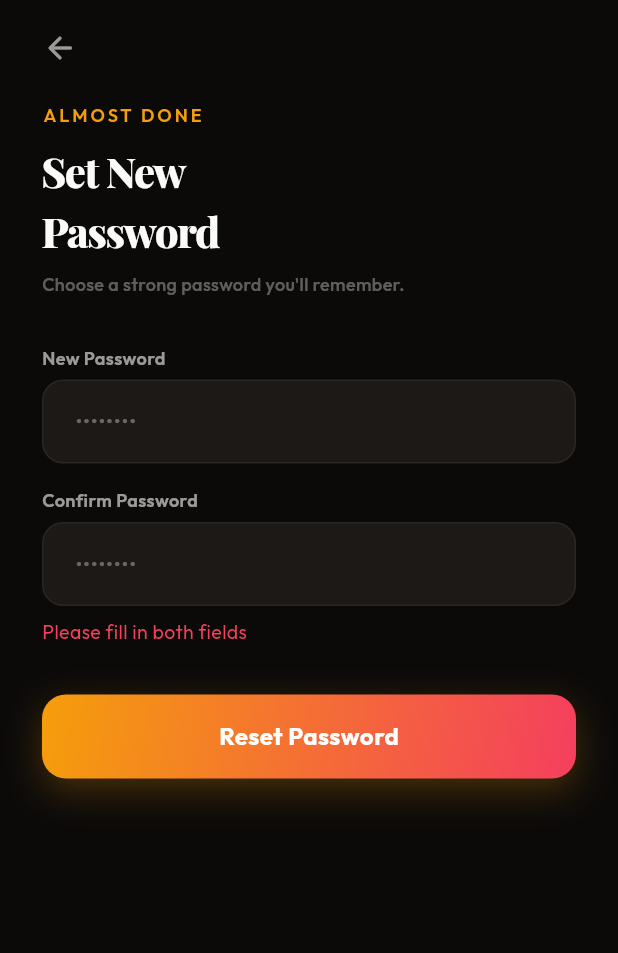
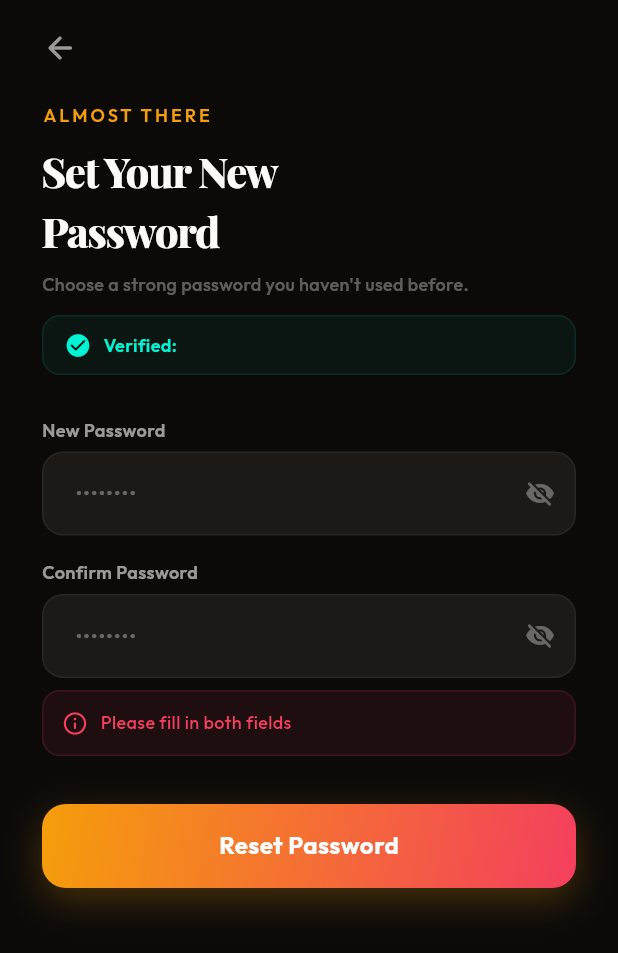
Before and after one commit to archetechglobal/ZussgoApp, a Flutter app: the ResetPasswordScreen screen opened by its route, after a tap on "Reset Password", on a phone screen of 412 x 824 dp. Shown: the top 953 px of the screen. Run offline on Flutter 3.47's test engine with Material 3 defaults, Android fonts, the phone set to English and light mode, and no system bars; our stand-ins replace go_router, google_fonts, shared_preferences; accounts and stored records are empty.

Commit message:
Added the forgot password feature

```diff
--- a/lib/config/routes.dart
+++ b/lib/config/routes.dart
@@ -36,7 +36,7 @@ final GoRouter router = GoRouter(
       path: '/reset-password',
       builder: (context, state) {
         final extra = state.extra as Map<String, dynamic>? ?? {};
-        return ResetPasswordScreen(email: extra['email'] ?? '', otp: extra['otp'] ?? '');
+        return ResetPasswordScreen(email: extra['email'] ?? '');
       },
     ),
     GoRoute(path: '/profile-setup', builder: (context, state) => const ProfileSetupScreen()),
--- a/lib/screens/auth/reset_password_screen.dart
+++ b/lib/screens/auth/reset_password_screen.dart
@@ -6,12 +6,10 @@ import '../../services/auth_service.dart';
 
 class ResetPasswordScreen extends StatefulWidget {
   final String email;
-  final String otp;
 
   const ResetPasswordScreen({
     super.key,
     required this.email,
-    required this.otp,
   });
 
   @override
@@ -23,6 +21,8 @@ class _ResetPasswordScreenState extends State<ResetPasswordScreen> {
   final _confirmController = TextEditingController();
   bool _isLoading = false;
   String? _errorMessage;
+  bool _obscurePassword = true;
+  bool _obscureConfirm = true;
 
   @override
   void dispose() {
@@ -54,15 +54,12 @@ class _ResetPasswordScreenState extends State<ResetPasswordScreen> {
 
     final result = await AuthService.resetPassword(
       email: widget.email,
-      otp: widget.otp,
       newPassword: password,
     );
 
     setState(() => _isLoading = false);
 
-    if (result["success"] == true) {
-      if (mounted) {
-        // Show success dialog then navigate to login
+    if (result["success"] == true && mounted) {
       showDialog(
         context: context,
         barrierDismissible: false,
@@ -71,28 +68,18 @@ class _ResetPasswordScreenState extends State<ResetPasswordScreen> {
           shape: RoundedRectangleBorder(borderRadius: BorderRadius.circular(20)),
           child: Padding(
             padding: const EdgeInsets.all(32),
-              child: Column(
-                mainAxisSize: MainAxisSize.min,
-                children: [
+            child: Column(mainAxisSize: MainAxisSize.min, children: [
               const Text('✅', style: TextStyle(fontSize: 48)),
               const SizedBox(height: 12),
               Text('Password Reset!', style: ZussGoTheme.displaySmall),
               const SizedBox(height: 8),
-                  Text('Your password has been updated successfully.', style: ZussGoTheme.bodyMedium, textAlign: TextAlign.center),
+              Text('Your password has been updated. You can now sign in with your new password.', style: ZussGoTheme.bodyMedium, textAlign: TextAlign.center),
               const SizedBox(height: 24),
-                  GradientButton(
-                    text: 'Sign In',
-                    onPressed: () {
-                      Navigator.pop(context); // close dialog
-                      context.go('/login');
-                    },
-                  ),
-                ],
-              ),
+              GradientButton(text: 'Sign In', onPressed: () { Navigator.pop(context); context.go('/login'); }),
+            ]),
           ),
         ),
       );
-      }
     } else {
       setState(() => _errorMessage = result["message"]);
     }
@@ -107,48 +94,83 @@ class _ResetPasswordScreenState extends State<ResetPasswordScreen> {
           child: Column(
             crossAxisAlignment: CrossAxisAlignment.start,
             children: [
-              // Back
               GestureDetector(
                 onTap: () => context.pop(),
                 child: const Icon(Icons.arrow_back_rounded, color: ZussGoTheme.textSecondary),
               ),
               const SizedBox(height: 24),
 
-              Text('ALMOST DONE', style: ZussGoTheme.bodySmall.copyWith(color: ZussGoTheme.amber, fontWeight: FontWeight.w600, letterSpacing: 2)),
+              Text('ALMOST THERE', style: ZussGoTheme.bodySmall.copyWith(color: ZussGoTheme.amber, fontWeight: FontWeight.w600, letterSpacing: 2)),
               const SizedBox(height: 8),
-              Text('Set New\nPassword', style: ZussGoTheme.displayLarge.copyWith(fontSize: 28)),
+              Text('Set Your New\nPassword', style: ZussGoTheme.displayLarge.copyWith(fontSize: 28)),
               const SizedBox(height: 8),
-              Text('Choose a strong password you\'ll remember.', style: ZussGoTheme.bodySmall),
-              const SizedBox(height: 32),
+              Text('Choose a strong password you haven\'t used before.', style: ZussGoTheme.bodySmall),
+              const SizedBox(height: 12),
 
-              // New password
+              // Email indicator
+              Container(
+                padding: const EdgeInsets.symmetric(horizontal: 14, vertical: 10),
+                decoration: BoxDecoration(
+                  color: ZussGoTheme.mint.withValues(alpha: 0.05),
+                  borderRadius: BorderRadius.circular(12),
+                  border: Border.all(color: ZussGoTheme.mint.withValues(alpha: 0.1)),
+                ),
+                child: Row(children: [
+                  Icon(Icons.check_circle_rounded, color: ZussGoTheme.mint, size: 18),
+                  const SizedBox(width: 8),
+                  Text('Verified: ', style: TextStyle(fontSize: 12, color: ZussGoTheme.mint, fontWeight: FontWeight.w600)),
+                  Text(widget.email, style: TextStyle(fontSize: 12, color: ZussGoTheme.textSecondary)),
+                ]),
+              ),
+              const SizedBox(height: 28),
+
+              // New Password
               Text('New Password', style: ZussGoTheme.bodySmall.copyWith(fontWeight: FontWeight.w600, color: ZussGoTheme.textSecondary)),
               const SizedBox(height: 6),
               TextField(
                 controller: _passwordController,
-                decoration: const InputDecoration(hintText: '••••••••'),
+                decoration: InputDecoration(
+                  hintText: '••••••••',
+                  suffixIcon: GestureDetector(
+                    onTap: () => setState(() => _obscurePassword = !_obscurePassword),
+                    child: Icon(_obscurePassword ? Icons.visibility_off_rounded : Icons.visibility_rounded, color: ZussGoTheme.textMuted, size: 20),
+                  ),
+                ),
                 style: ZussGoTheme.bodyMedium.copyWith(color: ZussGoTheme.textPrimary),
-                obscureText: true,
+                obscureText: _obscurePassword,
               ),
               const SizedBox(height: 16),
 
-              // Confirm password
+              // Confirm Password
               Text('Confirm Password', style: ZussGoTheme.bodySmall.copyWith(fontWeight: FontWeight.w600, color: ZussGoTheme.textSecondary)),
               const SizedBox(height: 6),
               TextField(
                 controller: _confirmController,
-                decoration: const InputDecoration(hintText: '••••••••'),
+                decoration: InputDecoration(
+                  hintText: '••••••••',
+                  suffixIcon: GestureDetector(
+                    onTap: () => setState(() => _obscureConfirm = !_obscureConfirm),
+                    child: Icon(_obscureConfirm ? Icons.visibility_off_rounded : Icons.visibility_rounded, color: ZussGoTheme.textMuted, size: 20),
+                  ),
+                ),
                 style: ZussGoTheme.bodyMedium.copyWith(color: ZussGoTheme.textPrimary),
-                obscureText: true,
+                obscureText: _obscureConfirm,
                 onSubmitted: (_) => _handleReset(),
               ),
               const SizedBox(height: 8),
 
               // Error
               if (_errorMessage != null)
-                Padding(
-                  padding: const EdgeInsets.only(bottom: 8),
-                  child: Text(_errorMessage!, style: TextStyle(color: ZussGoTheme.rose, fontSize: 13)),
+                Container(
+                  width: double.infinity,
+                  padding: const EdgeInsets.all(12),
+                  margin: const EdgeInsets.only(bottom: 8),
+                  decoration: BoxDecoration(color: ZussGoTheme.rose.withValues(alpha: 0.08), borderRadius: BorderRadius.circular(12), border: Border.all(color: ZussGoTheme.rose.withValues(alpha: 0.15))),
+                  child: Row(crossAxisAlignment: CrossAxisAlignment.start, children: [
+                    Icon(Icons.info_outline_rounded, color: ZussGoTheme.rose, size: 18),
+                    const SizedBox(width: 8),
+                    Expanded(child: Text(_errorMessage!, style: TextStyle(color: ZussGoTheme.rose, fontSize: 12, fontWeight: FontWeight.w500))),
+                  ]),
                 ),
 
               const SizedBox(height: 24),
--- a/lib/screens/auth/verify_otp_screen.dart
+++ b/lib/screens/auth/verify_otp_screen.dart
@@ -94,11 +94,10 @@ class _VerifyOtpScreenState extends State<VerifyOtpScreen> {
         }
         if (mounted) context.go('/profile-setup');
       } else {
-        // Recovery verified — navigate to reset password screen
+        // Recovery verified — navigate to reset password with email
         if (mounted) {
           context.push('/reset-password', extra: {
             'email': widget.email,
-            'otp': otp,
           });
         }
       }
--- a/lib/services/auth_service.dart
+++ b/lib/services/auth_service.dart
@@ -95,7 +95,6 @@ class AuthService {
   // ─── RESET PASSWORD (verify OTP + new password) ───
   static Future<Map<String, dynamic>> resetPassword({
     required String email,
-    required String otp,
     required String newPassword,
   }) async {
     try {
@@ -104,14 +103,17 @@ class AuthService {
         headers: {"Content-Type": "application/json"},
         body: jsonEncode({
           "email": email,
-          "otp": otp,
           "newPassword": newPassword,
         }),
       );
 
-      return _parseResponse(response);
+      final data = jsonDecode(response.body);
+      return {
+        "success": data["success"] ?? false,
+        "message": data["message"] ?? "Something went wrong",
+      };
     } catch (e) {
-      return _connectionError();
+      return {"success": false, "message": "Could not connect to server"};
     }
   }
 
```
Lines whose indentation alone changed are shown as unchanged.
